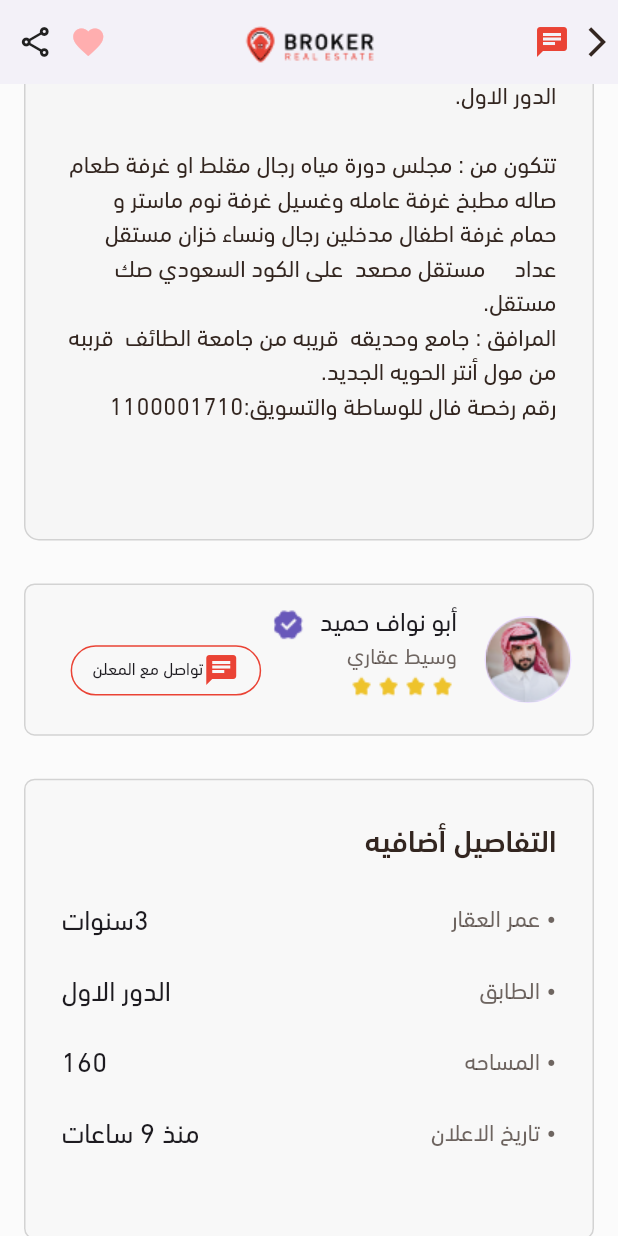
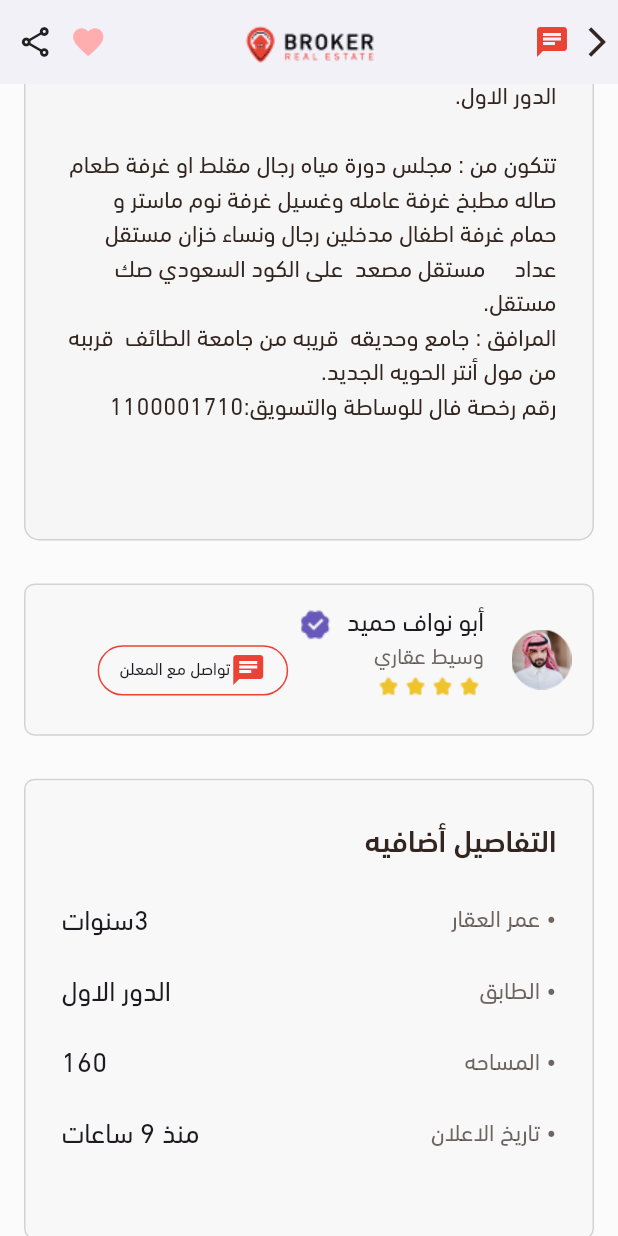
Before and after one commit to basmalahesham/broker, a Flutter app: the MostInteractiveAdDetailsView screen opened by its route, scrolled down 576 dp, on a phone screen of 412 x 824 dp. Run offline on Flutter 3.47's test engine with Material 3 defaults, Android fonts, the phone set to English and light mode, and no system bars; our stand-ins replace carousel_slider, device_preview, dots_indicator, flutter_screenutil.

Commit message:
refactor our code

```diff
--- a/lib/features/home/presentation/views/most_interactive_ad_details_view.dart
+++ b/lib/features/home/presentation/views/most_interactive_ad_details_view.dart
@@ -173,13 +173,10 @@ class MostInteractiveAdDetailsView extends StatelessWidget {
                       padding: const EdgeInsets.all(14.0),
                       child: Row(
                         children: [
-                          CircleAvatar(
-                            radius: 29,
-                            child: Image.asset(
-                              'assets/images/Ellipse 2.png',
-                              width: 56,
-                              height: 56,
-                            ),
+                          Image.asset(
+                            'assets/images/Ellipse 2.png',
+                            width: 40,
+                            height: 40,
                           ),
                           SizedBox(
                             width: 16.w,
@@ -379,7 +376,7 @@ class MostInteractiveAdDetailsView extends StatelessWidget {
                       ),
                     ),
                     child: Padding(
-                      padding: const EdgeInsets.all(16.0),
+                      padding: const EdgeInsets.all(12.0),
                       child: Column(
                         crossAxisAlignment: CrossAxisAlignment.start,
                         children: [
--- a/lib/features/map/presentation/views/widgets/map_view_body.dart
+++ b/lib/features/map/presentation/views/widgets/map_view_body.dart
@@ -60,10 +60,11 @@ class _MapViewBodyState extends State<MapViewBody> {
                 ),
                 Row(
                   children: [
+
                     Icon(
                       Icons.menu,
                       color: kSecondaryColor,
-                      size: 30,
+                      size: 25,
                     ),
                     SizedBox(
                       width: 20.w,
```
Also changed, not shown: lib/features/messages/presentation/views/widgets/custom_message.dart (+3 -5 lines).
